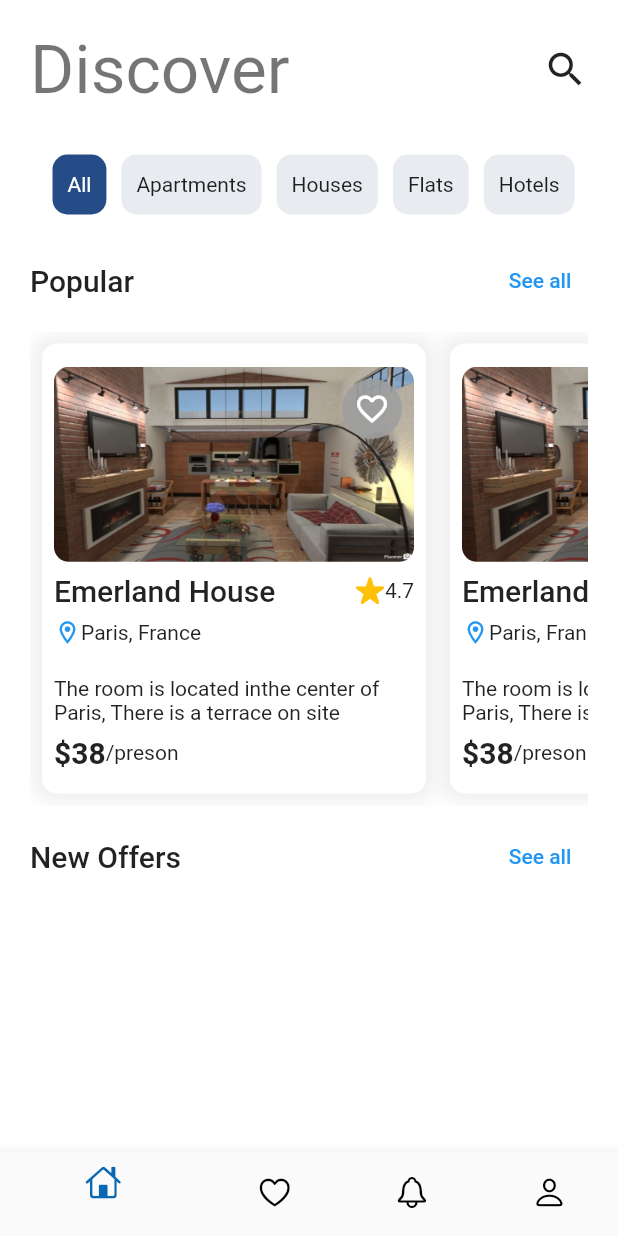
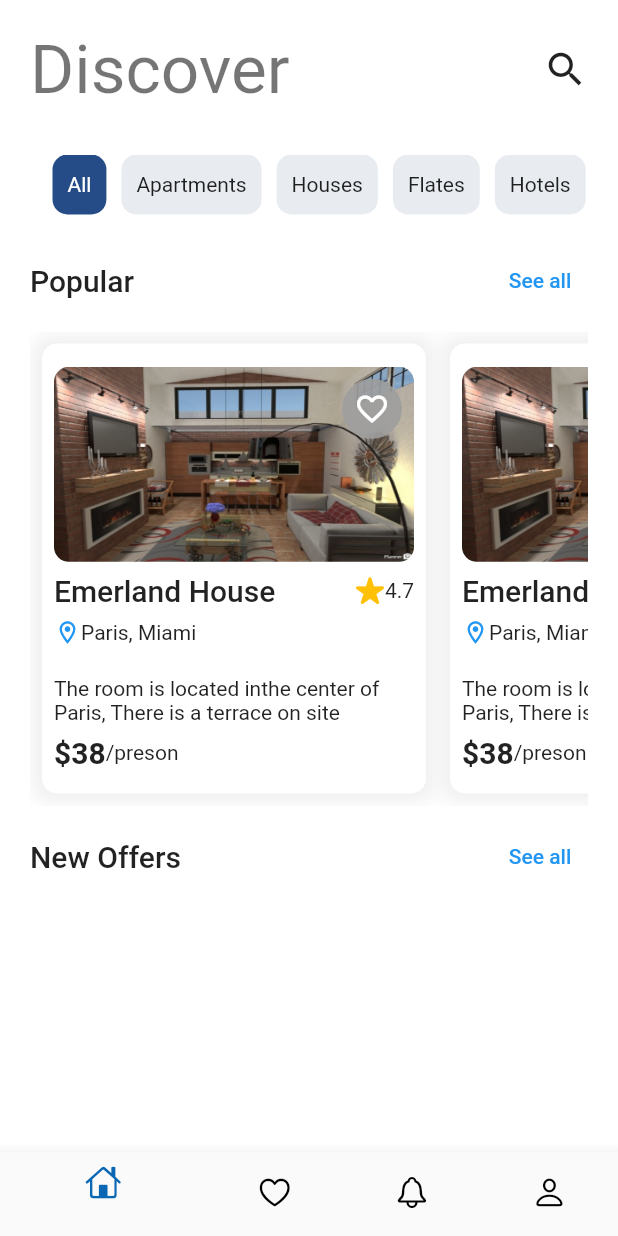
Before and after one commit to SAMIULLAH-KALHORO-DEV/Real-State-App-UI, a Flutter app: the screen it shows after launch, on a phone screen of 412 x 824 dp. Run offline on Flutter 3.47's test engine with Material 2 defaults, Android fonts, the light colour scheme and no system bars.

Commit message:
Real State App UI

```diff
--- a/lib/home/home.dart
+++ b/lib/home/home.dart
@@ -11,7 +11,7 @@ class Home extends StatelessWidget {
       'All',
       'Apartments',
       'Houses',
-      'Flats',
+      'Flates',
       'Hotels',
     ];
     return Scaffold(
--- a/lib/home/showcasewidget.dart
+++ b/lib/home/showcasewidget.dart
@@ -81,7 +81,7 @@ class ShowCaseWidget extends StatelessWidget {
                             color: Colors.blue,
                             size: 18,
                           ),
-                          Text("Paris, France"),
+                          Text("Paris, Miami"),
                         ],
                       ),
                       SizedBox(height: 5),
```
